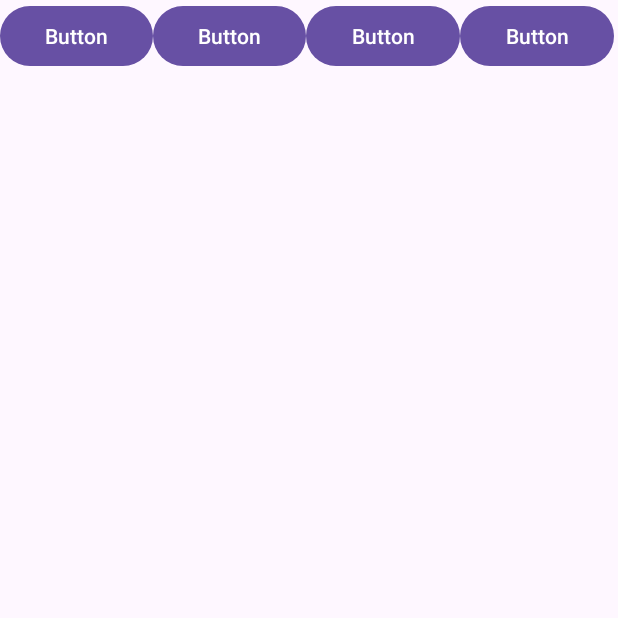
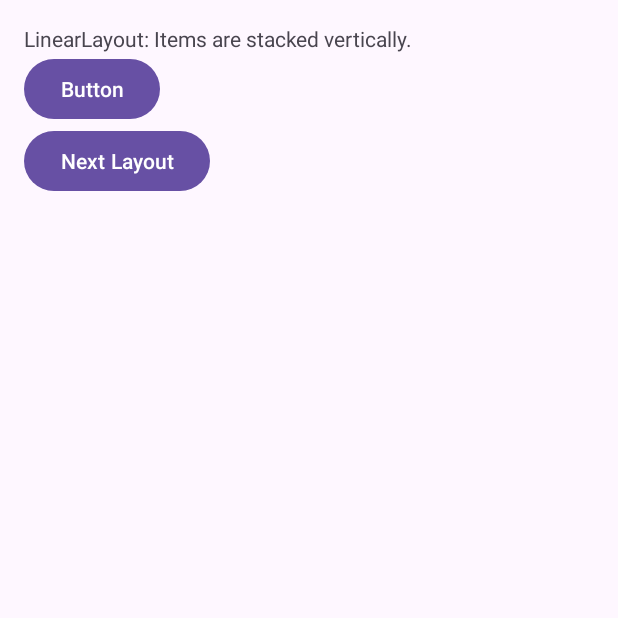
Before and after one commit to saurabh-gawade-29/MyFirstApplication, an Android app: the screen it shows after launch (MainActivity), on a phone screen of 412 x 824 dp, the top half of it. Run offline under Robolectric (Android 15) with nearby library versions, the phone set to English and light mode, and no system bars.

Commit message:
layouts added

```diff
--- a/app/src/main/java/com/example/myfirstapplication/MainActivity.java
+++ b/app/src/main/java/com/example/myfirstapplication/MainActivity.java
@@ -1,25 +1,42 @@
 package com.example.myfirstapplication;
 
 import android.os.Bundle;
-
-import androidx.activity.EdgeToEdge;
+import android.view.View;
+import android.widget.Button;
 import androidx.appcompat.app.AppCompatActivity;
-import androidx.core.graphics.Insets;
-import androidx.core.view.ViewCompat;
-import androidx.core.view.WindowInsetsCompat;
 
 public class MainActivity extends AppCompatActivity {
+
+    private int layoutIndex = 0;
+    private int[] layouts = {
+            R.layout.activity_linear,
+            R.layout.activity_relative,
+            R.layout.activity_constraint,
+            R.layout.activity_frame,
+            R.layout.activity_table,
+            R.layout.activity_grid
+    };
 
     @Override
     protected void onCreate(Bundle savedInstanceState) {
         super.onCreate(savedInstanceState);
-        EdgeToEdge.enable(this);
-//        setContentView(R.layout.activity_main);
-        setContentView(R.layout.activity_linear);
-        ViewCompat.setOnApplyWindowInsetsListener(findViewById(R.id.linear_layout), (v, insets) -> {
-            Insets systemBars = insets.getInsets(WindowInsetsCompat.Type.systemBars());
-            v.setPadding(systemBars.left, systemBars.top, systemBars.right, systemBars.bottom);
-            return insets;
-        });
+        setLayout(layoutIndex);
+    }
+
+    private void setLayout(int index) {
+        setContentView(layouts[index]);
+
+        // Example: Add a button to switch to next layout, if available in each layout
+        // Make sure each layout file includes a Button with the ID: next_layout_btn
+        Button nextBtn = findViewById(R.id.next_layout_btn);
+        if (nextBtn != null) {
+            nextBtn.setOnClickListener(new View.OnClickListener() {
+                @Override
+                public void onClick(View v) {
+                    layoutIndex = (layoutIndex + 1) % layouts.length;
+                    setLayout(layoutIndex);
+                }
+            });
+        }
     }
 }
--- a/app/src/main/res/layout/activity_linear.xml
+++ b/app/src/main/res/layout/activity_linear.xml
@@ -1,45 +1,26 @@
 <?xml version="1.0" encoding="utf-8"?>
-<androidx.constraintlayout.widget.ConstraintLayout xmlns:android="http://schemas.android.com/apk/res/android"
-    xmlns:tools="http://schemas.android.com/tools"
+<LinearLayout xmlns:android="http://schemas.android.com/apk/res/android"
     android:layout_width="match_parent"
-    android:id="@+id/linear_layout"
-    android:layout_height="match_parent">
+    android:layout_height="match_parent"
+    android:orientation="vertical"
+    android:padding="16dp">
 
-    <LinearLayout
-        android:layout_width="409dp"
-        android:layout_height="729dp"
-        android:orientation="horizontal"
-        tools:ignore="MissingConstraints"
-        tools:layout_editor_absoluteX="1dp"
-        tools:layout_editor_absoluteY="1dp">
+    <TextView
+        android:id="@+id/textView"
+        android:layout_width="wrap_content"
+        android:layout_height="wrap_content"
+        android:text="LinearLayout: Items are stacked vertically." />
 
     <Button
         android:id="@+id/button"
         android:layout_width="wrap_content"
         android:layout_height="wrap_content"
-            android:layout_weight="1"
         android:text="Button" />
 
     <Button
-            android:id="@+id/button2"
+        android:id="@+id/next_layout_btn"
         android:layout_width="wrap_content"
         android:layout_height="wrap_content"
-            android:layout_weight="1"
-            android:text="Button" />
-
-        <Button
-            android:id="@+id/button3"
-            android:layout_width="wrap_content"
-            android:layout_height="wrap_content"
-            android:layout_weight="1"
-            android:text="Button" />
-
-        <Button
-            android:id="@+id/button4"
-            android:layout_width="wrap_content"
-            android:layout_height="wrap_content"
-            android:layout_weight="1"
-            android:text="Button" />
+        android:text="Next Layout" />
 
 </LinearLayout>
-</androidx.constraintlayout.widget.ConstraintLayout>
```
Also changed, not shown: app/src/main/res/layout/activity_constraint.xml (added, +24 -0 lines), app/src/main/res/layout/activity_frame.xml (added, +20 -0 lines), app/src/main/res/layout/activity_grid.xml (added, +27 -0 lines), app/src/main/res/layout/activity_relative.xml (added, +20 -0 lines), app/src/main/res/layout/activity_table.xml (added, +23 -0 lines). Lines whose indentation alone changed are shown as unchanged.
